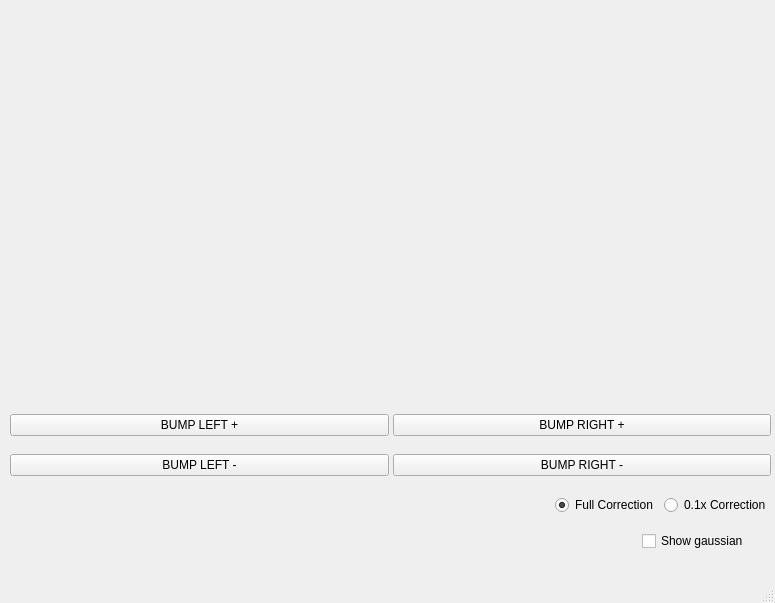
Above: i10beamlineui.ui from DiamondLightSource/i10switching before the change. Below: the same form after it.
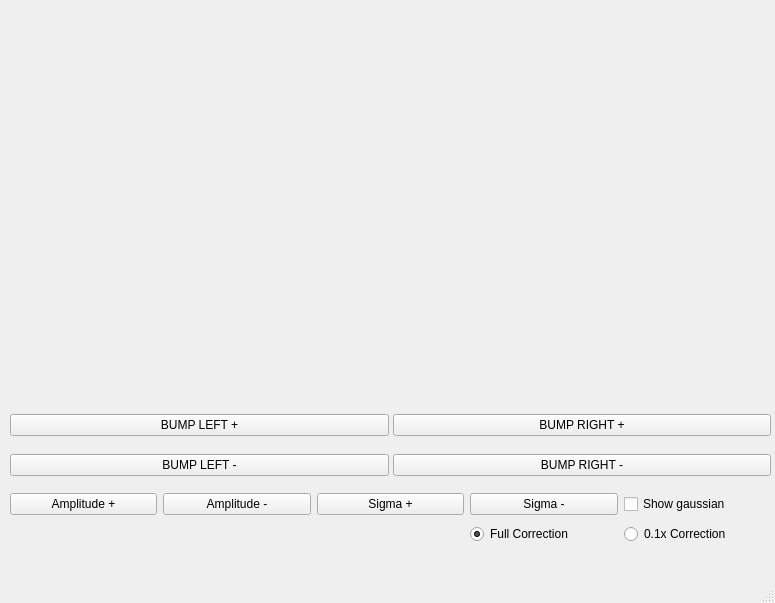
That is the form after the change.

Commit message: put button data into a dictionary so it's more easily called

What changed in the file:
```diff
--- a/i10beamlineui.ui
+++ b/i10beamlineui.ui
@@ -69,18 +69,18 @@
       <x>10</x>
       <y>490</y>
       <width>761</width>
-      <height>31</height>
+      <height>57</height>
      </rect>
     </property>
     <layout class="QGridLayout" name="gridLayout">
-     <item row="0" column="2">
+     <item row="1" column="4">
       <widget class="QRadioButton" name="small_correction_radiobutton">
        <property name="text">
         <string>0.1x Correction</string>
        </property>
       </widget>
      </item>
-     <item row="0" column="1">
+     <item row="1" column="3">
       <widget class="QRadioButton" name="full_correction_radiobutton">
        <property name="text">
         <string>Full Correction</string>
@@ -90,18 +90,40 @@
        </property>
       </widget>
      </item>
+     <item row="0" column="4">
+      <widget class="QCheckBox" name="checkBox">
+       <property name="text">
+        <string>Show gaussian</string>
+       </property>
+      </widget>
+     </item>
+     <item row="0" column="3">
+      <widget class="QPushButton" name="sigmaminusButton">
+       <property name="text">
+        <string>Sigma -</string>
+       </property>
+      </widget>
+     </item>
+     <item row="0" column="2">
+      <widget class="QPushButton" name="sigmaplusButton">
+       <property name="text">
+        <string>Sigma +</string>
+       </property>
+      </widget>
+     </item>
      <item row="0" column="0">
-      <spacer name="horizontalSpacer_3">
-       <property name="orientation">
-        <enum>Qt::Horizontal</enum>
+      <widget class="QPushButton" name="ampplusButton">
+       <property name="text">
+        <string>Amplitude +</string>
        </property>
-       <property name="sizeHint" stdset="0">
-        <size>
-         <width>40</width>
-         <height>20</height>
-        </size>
+      </widget>
+     </item>
+     <item row="0" column="1">
+      <widget class="QPushButton" name="ampminusButton">
+       <property name="text">
+        <string>Amplitude -</string>
        </property>
-      </spacer>
+      </widget>
      </item>
     </layout>
    </widget>
@@ -116,19 +138,6 @@
     </property>
     <layout class="QVBoxLayout" name="graph_layout"/>
    </widget>
-   <widget class="QCheckBox" name="checkBox">
-    <property name="geometry">
-     <rect>
-      <x>642</x>
-      <y>530</y>
-      <width>131</width>
-      <height>22</height>
-     </rect>
-    </property>
-    <property name="text">
-     <string>Show gaussian</string>
-    </property>
-   </widget>
   </widget>
   <widget class="QMenuBar" name="menubar">
    <property name="geometry">
```
The commit also changes 3 other files.
